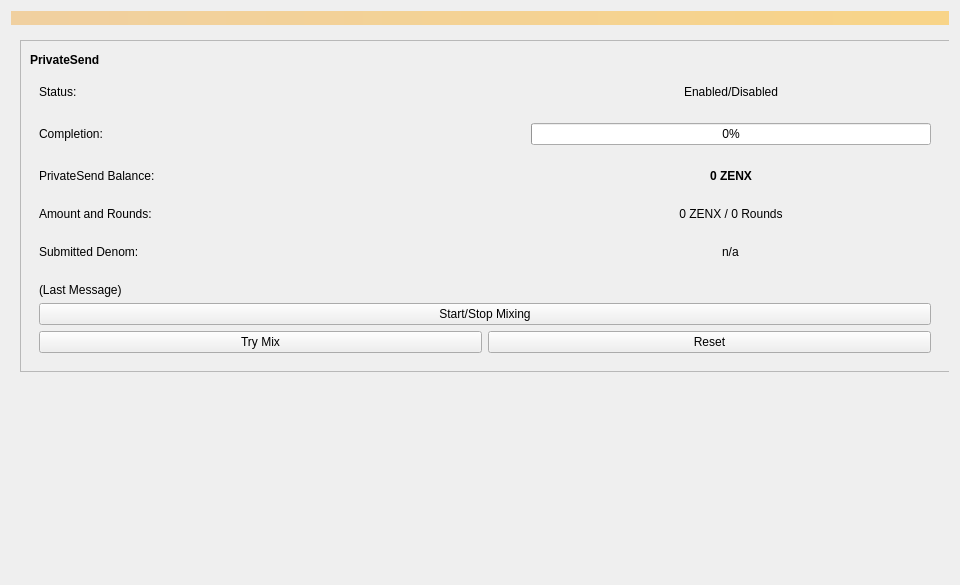
This is src/qt/forms/privatesend.ui in zentoshi/zentoshi as Qt 5 draws it before an edit. The edited form follows.
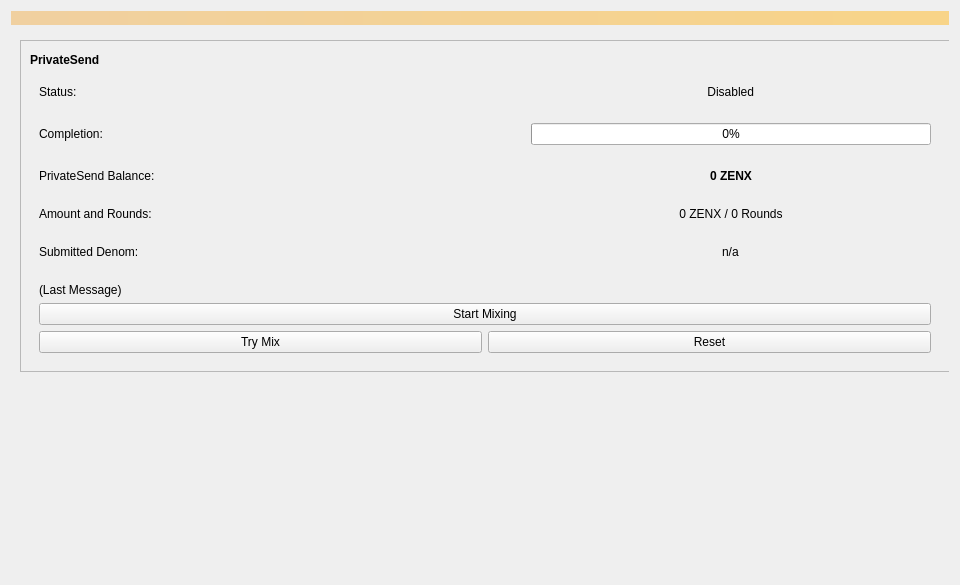
This is the edited form.

Patch:
```diff
--- a/src/qt/forms/privatesend.ui
+++ b/src/qt/forms/privatesend.ui
@@ -123,7 +123,7 @@
                  </sizepolicy>
                 </property>
                 <property name="text">
-                 <string>Start/Stop Mixing</string>
+                 <string>Start Mixing</string>
                 </property>
                </widget>
               </item>
@@ -170,7 +170,7 @@
             </widget>
            </item>
            <item row="1" column="0">
-            <widget class="QFrame" name="">
+            <widget class="QFrame" name="frame">
              <property name="styleSheet">
               <string notr="true"/>
              </property>
@@ -304,7 +304,7 @@
                  </sizepolicy>
                 </property>
                 <property name="text">
-                 <string>Enabled/Disabled</string>
+                 <string>Disabled</string>
                 </property>
                 <property name="alignment">
                  <set>Qt::AlignRight|Qt::AlignTrailing|Qt::AlignVCenter</set>
```
